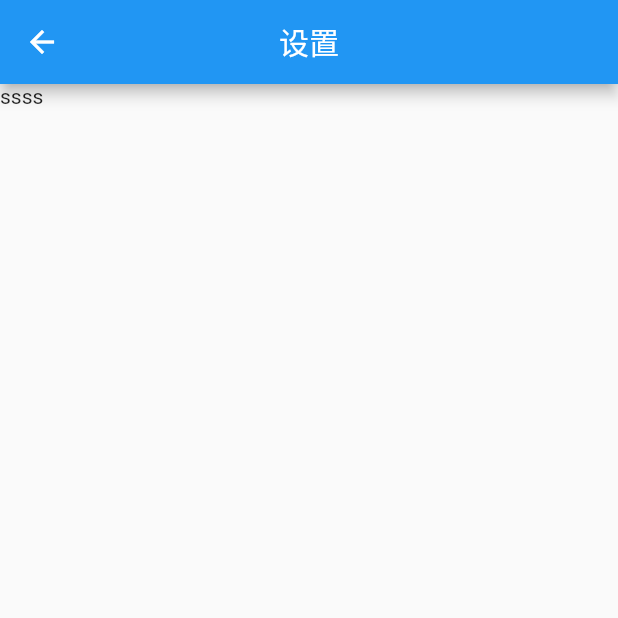
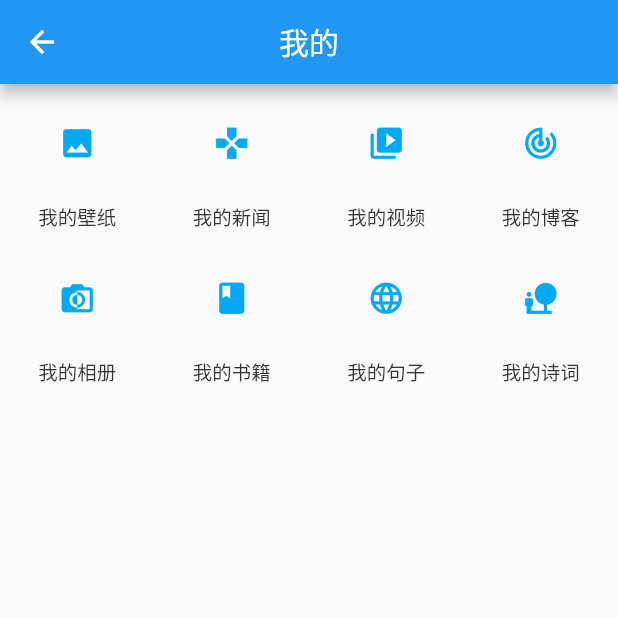
Before and after one commit to dczxw/Fapp, a Flutter app: the SettingPage screen opened directly, on a phone screen of 412 x 824 dp, the top half of it. Run offline on Flutter 3.47's test engine with Material 2 defaults, Android fonts, the phone set to English and light mode, and no system bars; our stand-ins replace dio, fluro, flutter_screenutil, fluttertoast, shared_preferences, sqflite; missing offline and left inert: provide, wallpaper; accounts and stored records are empty; network calls fail; statements that could not run were skipped.

```diff
--- a/lib/src/pages/drawer/setting.dart
+++ b/lib/src/pages/drawer/setting.dart
@@ -7,14 +7,121 @@ class SettingPage extends StatefulWidget {
 }
 
 class _SettingPageState extends State<SettingPage> {
+  List<ServiceItemViewModel> serviceList = [
+    ServiceItemViewModel(
+      title: '我的壁纸',
+      icon: Icon(
+        Icons.image,
+        size: 25,
+        color: Colors.lightBlue,
+      ),
+    ),
+    ServiceItemViewModel(
+      title: '我的新闻',
+      icon: Icon(
+        Icons.gamepad,
+        size: 25,
+        color: Colors.lightBlue,
+      ),
+    ),
+    ServiceItemViewModel(
+      title: '我的视频',
+      icon: Icon(
+        Icons.video_library,
+        size: 25,
+        color: Colors.lightBlue,
+      ),
+    ),
+    ServiceItemViewModel(
+      title: '我的博客',
+      icon: Icon(
+        Icons.track_changes,
+        size: 25,
+        color: Colors.lightBlue,
+      ),
+    ),
+    ServiceItemViewModel(
+      title: '我的相册',
+      icon: Icon(
+        Icons.monochrome_photos,
+        size: 25,
+        color: Colors.lightBlue,
+      ),
+    ),
+    ServiceItemViewModel(
+      title: '我的书籍',
+      icon: Icon(
+        Icons.book,
+        size: 25,
+        color: Colors.lightBlue,
+      ),
+    ),
+    ServiceItemViewModel(
+      title: '我的句子',
+      icon: Icon(
+        Icons.language,
+        size: 25,
+        color: Colors.lightBlue,
+      ),
+    ),
+    ServiceItemViewModel(
+      title: '我的诗词',
+      icon: Icon(
+        Icons.nature_people,
+        size: 25,
+        color: Colors.lightBlue,
+      ),
+    ),
+  ];
+
   @override
   Widget build(BuildContext context) {
     return Scaffold(
       appBar: AppBar(
-        title: Text("设置"),
+        title: Text("我的"),
         centerTitle: true,
       ),
-      body:Text("ssss"),
+      body: Container(
+        child: GridView(
+          padding: EdgeInsets.symmetric(vertical: 0),
+          gridDelegate: SliverGridDelegateWithFixedCrossAxisCount(
+            crossAxisCount: 4,
+          ),
+          children: serviceList.map((item) => ServiceItem(item)).toList(),
+        ),
+      ),
+    );
+  }
+
+  Widget ServiceItem(ServiceItemViewModel data) {
+    return Container(
+      alignment: Alignment.center,
+      padding: EdgeInsets.only(bottom: 5),
+      child: Column(
+        children: <Widget>[
+          Expanded(child: data.icon),
+          Text(
+            data.title,
+            style: TextStyle(
+              fontSize: 13,
+              color: Color(0xFF333333),
+            ),
+          ),
+        ],
+      ),
     );
   }
 }
+
+class ServiceItemViewModel {
+  /// 图标
+  final Icon icon;
+
+  /// 标题
+  final String title;
+
+  const ServiceItemViewModel({
+    this.icon,
+    this.title,
+  });
+}
--- a/lib/src/pages/images/imageList.dart
+++ b/lib/src/pages/images/imageList.dart
@@ -172,6 +172,7 @@ class _ImageListPageState extends State<ImageListPage> {
     Map<String, dynamic> param = {
       "img": item["img"],
       "id": item["id"],
+      "favs": item["favs"].toString(),
     };
 
     Routes.jump(context, "/imageDetail", params: param);
--- a/lib/src/pages/tabs/image.dart
+++ b/lib/src/pages/tabs/image.dart
@@ -1,5 +1,4 @@
 import 'package:fapp/src/api/imageApi.dart';
-import 'package:fapp/src/utils/DioUtil.dart';
 import 'package:fapp/src/utils/Router.dart';
 import 'package:flutter/cupertino.dart';
 import 'package:flutter/material.dart';
--- a/lib/src/pages/tabs/info.dart
+++ b/lib/src/pages/tabs/info.dart
@@ -1,5 +1,4 @@
 import 'dart:convert';
-import 'package:dio/dio.dart';
 import 'package:fapp/src/api/info.dart';
 import 'package:fapp/src/utils/AppUtils.dart';
 import 'package:flutter/cupertino.dart';
--- /dev/null
+++ b/lib/src/utils/TextUtil.dart
@@ -0,0 +1,11 @@
+
+
+
+class TextUtils {
+
+   static bool isEmpty(String val){
+
+     return val == null || val == "";
+  }
+
+}
--- a/pubspec.yaml
+++ b/pubspec.yaml
@@ -35,6 +35,7 @@ dependencies:
   provide: ^1.0.2
   dio: '>2.1.3'
   wallpaper: ^1.0.4
+  sqflite: ^1.3.0
 
 dev_dependencies:
   flutter_test:
```
Also changed, not shown: lib/main.dart (+6 -1 lines), lib/src/base/DbBaseBean.dart (added, +10 -0 lines), lib/src/db/DbUtils.dart (added, +99 -0 lines), lib/src/db/beans/ImageBean.dart (added, +29 -0 lines), lib/src/pages/drawer/DrawerView.dart (+8 -4 lines), lib/src/pages/images/imageDetail.dart (+43 -21 lines), lib/src/pages/tabs/video.dart (+19 -1 lines), lib/src/utils/Router.dart (+17 -22 lines), pubspec.lock.
